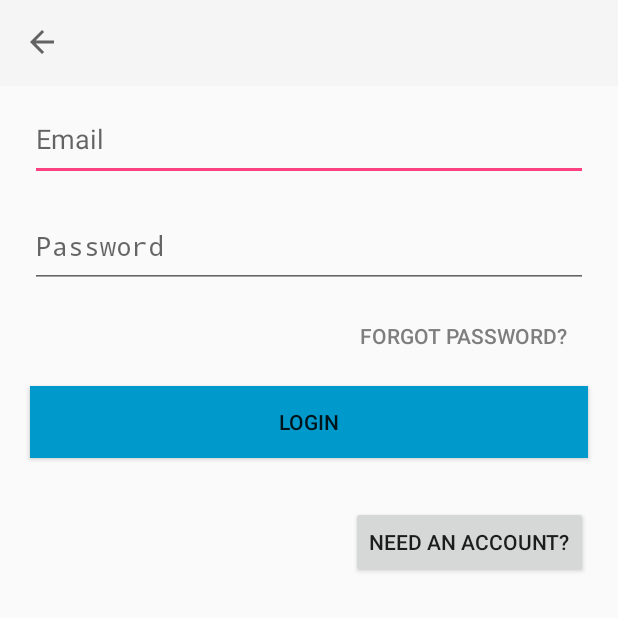
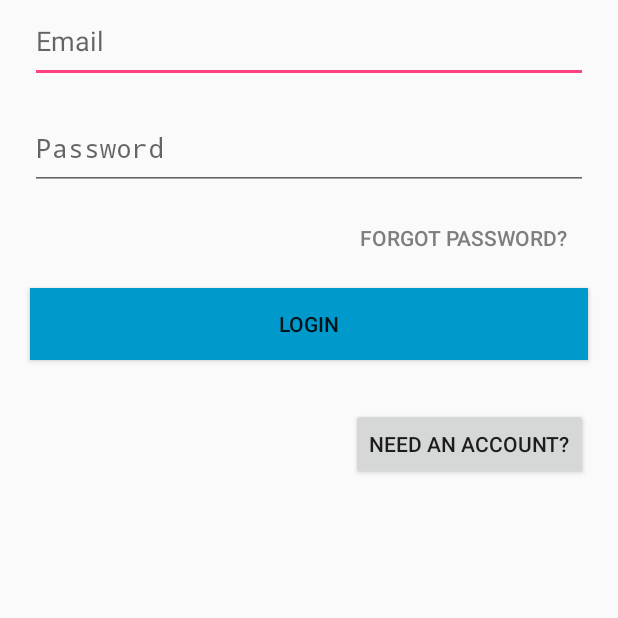
Before and after one commit to Swaggaaa/SocialBank, an Android app: the screen it shows after launch (MainActivity), on a phone screen of 412 x 824 dp, the top half of it. Run offline under Robolectric (Android 15) with nearby library versions, the phone set to English and light mode, and no system bars; our stand-ins replace Volley.

Commit message:
Log in screen missing toolbar

```diff
--- a/app/src/main/java/me/integrate/socialbank/LoginFragment.java
+++ b/app/src/main/java/me/integrate/socialbank/LoginFragment.java
@@ -43,7 +43,7 @@ public class LoginFragment extends Fragment {
             public void onClick(View view) {
                 if (user.getText().toString().length() != 0 && password.getText().toString().length() != 0) {
                     Toast.makeText(getActivity().getApplicationContext(), "Button Pressed!", Toast.LENGTH_LONG).show();
-                    postCredentials("user", "password");
+                    postCredentials(user.getText().toString(), password.getText().toString());
                 }
                 //Log in treatment code here
             }
--- a/app/src/main/java/me/integrate/socialbank/MainActivity.java
+++ b/app/src/main/java/me/integrate/socialbank/MainActivity.java
@@ -12,6 +12,8 @@ public class MainActivity extends FragmentActivity implements FragmentChangeList
     public void onCreate(Bundle savedInstanceState) {
         super.onCreate(savedInstanceState);
         setContentView(R.layout.activity_main);
+
+
 
         // Check that the activity is using the layout version with
         // the fragment_container FrameLayout
--- a/app/src/main/res/layout/fragment_login.xml
+++ b/app/src/main/res/layout/fragment_login.xml
@@ -5,18 +5,6 @@
     xmlns:tools="http://schemas.android.com/tools"
     android:layout_width="match_parent"
     android:layout_height="match_parent">
-
-    <android.support.v7.widget.Toolbar
-        android:id="@+id/toolbar"
-        android:layout_width="match_parent"
-        android:layout_height="57dp"
-        android:background="?attr/colorPrimary"
-        android:minHeight="?attr/actionBarSize"
-        android:theme="@style/Theme.AppCompat.Light"
-        app:navigationIcon="?attr/homeAsUpIndicator"
-        tools:ignore="MissingConstraints,UnusedAttribute"
-        tools:layout_editor_absoluteX="0dp"
-        tools:layout_editor_absoluteY="0dp" />
 
     <EditText
         android:id="@+id/email"
```
